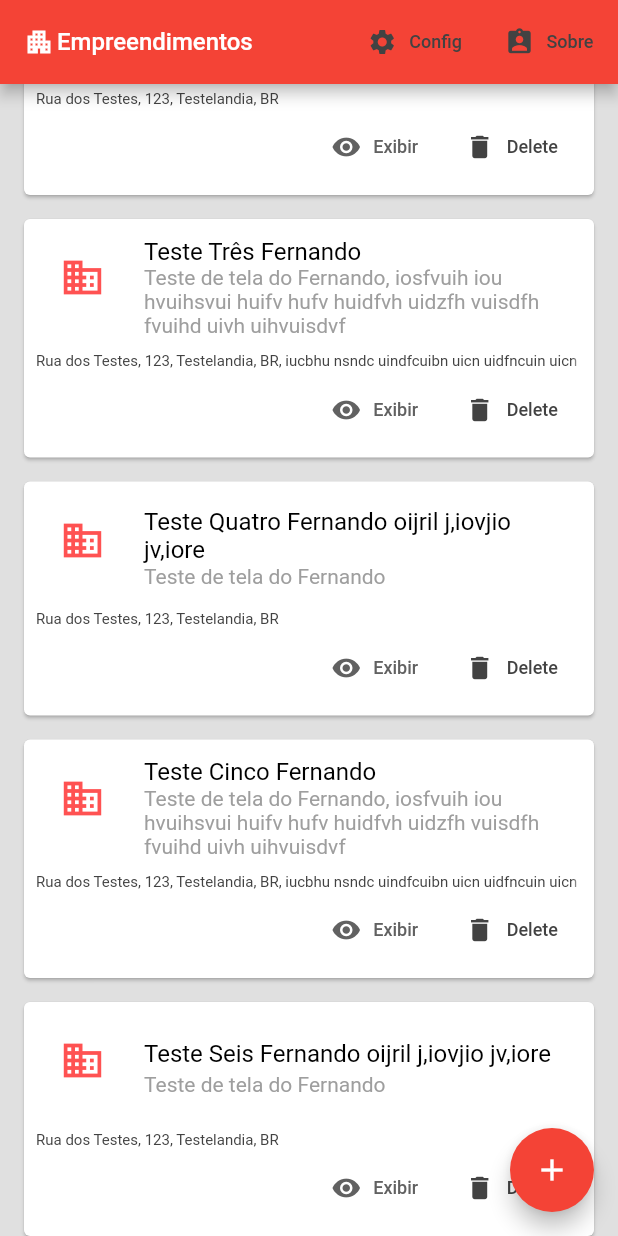
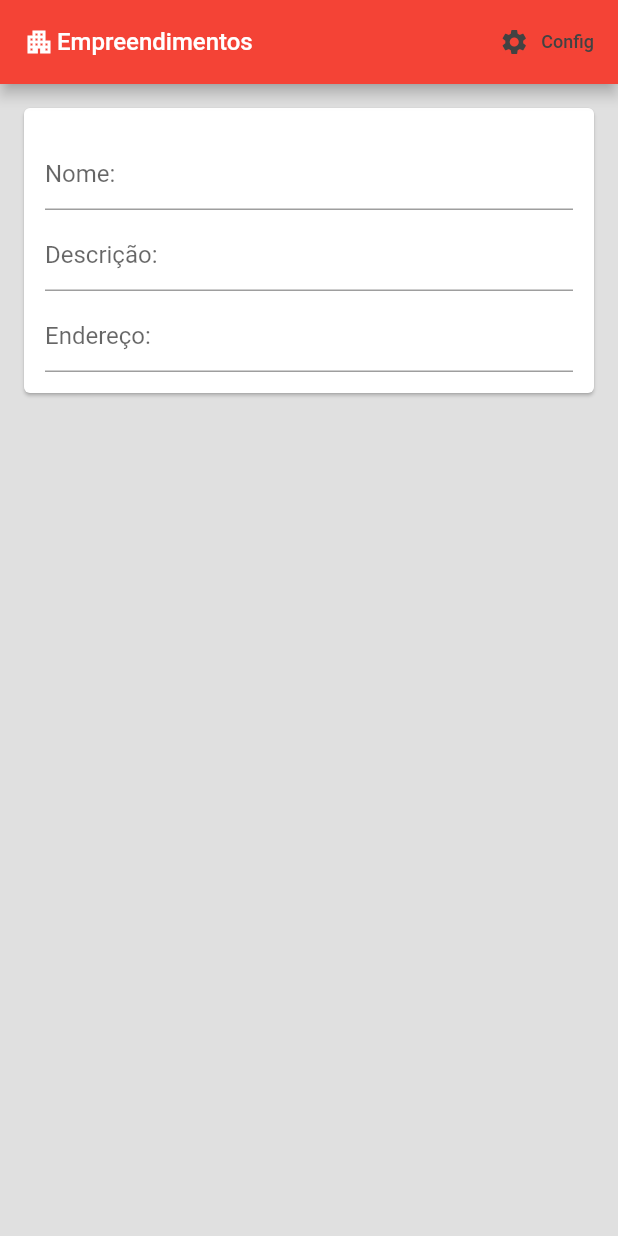
Before and after one commit to fviel/cve_app, a Flutter app: the screen it shows after launch, scrolled down 270 dp, after a tap on the "add" icon, on a phone screen of 412 x 824 dp. Run offline on Flutter 3.47's test engine with Material 2 defaults, Android fonts, the phone set to English and light mode, and no system bars.

Commit message:
Chamando o form de adicionarEmpreendimento.dart

```diff
--- a/lib/gestorcub/entities/cub.dart
+++ b/lib/gestorcub/entities/cub.dart
@@ -9,8 +9,13 @@ class Cub {
   /// 1 - Comercial - CAL/CSL
   /// 2 - Galpão industrial e Residência popular - GI e RP1Q
   int tipoProjeto;
+  String estado;
+  bool desonerado;
 
-  Cub({this.padrao, this.classificacao, this.valor, this.tipoProjeto});
-
-
+  Cub({this.padrao,
+    this.classificacao,
+    this.valor,
+    this.tipoProjeto,
+    this.estado,
+    this.desonerado});
 }
--- a/lib/main.dart
+++ b/lib/main.dart
@@ -1,3 +1,4 @@
+import 'package:cve_app/telas/adicionarEmpreendimento.dart';
 import 'package:cve_app/telas/exibirEmpreendimento.dart';
 import 'package:cve_app/telas/sobre.dart';
 import 'package:flutter/material.dart';
@@ -12,6 +13,7 @@ void main() {
          '/listarEmpreendimentos':(context) => ListarEmpreendimentos(),
          '/exibirEmpreendimento':(context) => ExibirEmpreendimento(),
          '/sobre': (context) => Sobre(),
+         '/adicionar': (context) =>AdicionarEmpreendimento(),
        }
    ));
 
--- /dev/null
+++ b/lib/shared/constants.dart
@@ -0,0 +1,14 @@
+import 'package:flutter/material.dart';
+
+const textInputDecorationFernando =  InputDecoration(
+  //hintText: 'Email',
+  fillColor: Colors.white,
+  filled: true,
+  enabledBorder: OutlineInputBorder(
+    borderSide: BorderSide(color: Colors.white, width: 2.0, style: BorderStyle.solid),
+
+  ),
+  focusedBorder: OutlineInputBorder(
+    borderSide: BorderSide(color: Colors.redAccent, width: 2.0),
+  ),
+);
--- /dev/null
+++ b/lib/telas/adicionarEmpreendimento.dart
@@ -0,0 +1,147 @@
+import 'package:cve_app/empreendimentos/business/empreendimentoBusiness.dart';
+import 'package:cve_app/empreendimentos/entities/empreendimento.dart';
+import 'package:flutter/cupertino.dart';
+import 'package:flutter/material.dart';
+import 'package:cve_app/widgets/topBar.dart';
+import 'package:intl/intl.dart';
+
+
+class AdicionarEmpreendimento extends StatefulWidget {
+  @override
+  _AdicionarEmpreendimentoState createState() => _AdicionarEmpreendimentoState();
+}
+
+class _AdicionarEmpreendimentoState extends State<AdicionarEmpreendimento> {
+  final _formKey = GlobalKey<FormState>();
+  Empreendimento novoEmp = new Empreendimento();
+  EmpreendimentoBusiness empBusiness = new EmpreendimentoBusiness();
+
+  @override
+  Widget build(BuildContext context) {
+    //dados recebe os argumentos ao abrir esta tela
+    //sempre rodo o build no ststate, então, se o array de dados estiver preenchido, usa ele, senão roteia pra tela
+    //empreendimento = empreendimento == null ? empreendimento : ModalRoute.of(context).settings.arguments ;
+
+    //var f = NumberFormat('###,###.00#', 'pt_BR');
+    //String valorFormatado = f.format(novoEmp.valorComercialTerreno);
+
+    return Scaffold(
+        backgroundColor: Colors.grey[300],
+        appBar: AppBar(
+          title: TopBar(),
+          centerTitle: true,
+          backgroundColor: Colors.red,
+          actions: <Widget>[
+            FlatButton.icon(
+                icon: Icon(Icons.settings,
+                  color: Colors.grey[800],
+                  size: 20.0,),
+                label: Text('Config',
+                  style: TextStyle(
+                    fontSize: 12.0,
+                    color: Colors.grey[800],
+                  ),),
+                onPressed: () {
+                  //widget.telaASerExibida();
+                }),
+          ],
+        ),
+        body: Padding(
+          padding: const EdgeInsets.all(12.0),
+
+          child: Form(
+            key: _formKey,
+            child: Column(
+                mainAxisAlignment: MainAxisAlignment.start,
+                crossAxisAlignment: CrossAxisAlignment.start,
+                children: <Widget>[
+                  Card(
+                    child: Padding(
+                      padding: const EdgeInsets.all(14.0),
+                      child: Column(
+                        children:<Widget>[
+
+                          SizedBox(height: 6.0),
+                          TextFormField(
+                            //usa a constante que criei lá em shared, mas trocando a var de hint
+                            //decoration: textInputDecorationFernando.copyWith(hintText: 'Email'),
+                            decoration:InputDecoration(
+                              hintText: 'Nome:',
+                            ),
+                            //validator é a função que valida o campo
+                            validator: (val) {
+                              if (val.isEmpty) {
+                                return 'Informe um nome';
+                              }
+                              return null;
+                            },
+                            onChanged: (val) {
+                              setState(() {
+                                //mapeia o conteúdo deste campo na var password
+                                novoEmp.nome = val;
+                              });
+                            },
+                          ),
+
+
+                          SizedBox(height: 6.0),
+                          TextFormField(
+                            //usa a constante que criei lá em shared, mas trocando a var de hint
+                            //decoration: textInputDecorationFernando.copyWith(hintText: 'Email'),
+                            decoration:InputDecoration(
+                              hintText: 'Descrição:',
+                            ),
+                            //validator é a função que valida o campo
+                            validator: (val) {
+                              if (val.isEmpty) {
+                                return 'Informe uma descrição para o empreedimento';
+                              }
+                              return null;
+                            },
+                            onChanged: (val) {
+                              setState(() {
+                                //mapeia o conteúdo deste campo na var password
+                                novoEmp.descricao = val;
+                              });
+                            },
+                          ),
+
+
+
+                          SizedBox(height: 6.0),
+                          TextFormField(
+                            //usa a constante que criei lá em shared, mas trocando a var de hint
+                            //decoration: textInputDecorationFernando.copyWith(hintText: 'Email'),
+                            decoration:InputDecoration(
+                              hintText: 'Endereço:',
+                            ),
+                            //validator é a função que valida o campo
+                            validator: (val) {
+                              if (val.isEmpty) {
+                                return 'Informe um endereço';
+                              }
+                              return null;
+                            },
+                            onChanged: (val) {
+                              setState(() {
+                                //mapeia o conteúdo deste campo na var password
+                                novoEmp.endereco = val;
+                              });
+                            },
+                          ),
+
+
+
+
+
+
+                        ]
+                      ),
+                    ),
+                  )
+                ]),
+          ),
+        )
+    );
+  }
+}
--- a/lib/telas/listarEmpreendimentos.dart
+++ b/lib/telas/listarEmpreendimentos.dart
@@ -105,6 +105,10 @@ class _ListarEmpreendimentosState extends State<ListarEmpreendimentos> {
     });
   }
 
+  void exibirTelaNovoEmpreendimento(){
+    Navigator.pushReplacementNamed(context, '/adicionar');
+  }
+
 
 
   @override
@@ -185,7 +189,8 @@ class _ListarEmpreendimentosState extends State<ListarEmpreendimentos> {
         child: IconButton(
           onPressed: () {
             setState(() {
-              adicionarEmpreendimentoTeste();
+              //adicionarEmpreendimentoTeste();
+              exibirTelaNovoEmpreendimento();
             });
           },
           icon: Icon(Icons.add),
```
